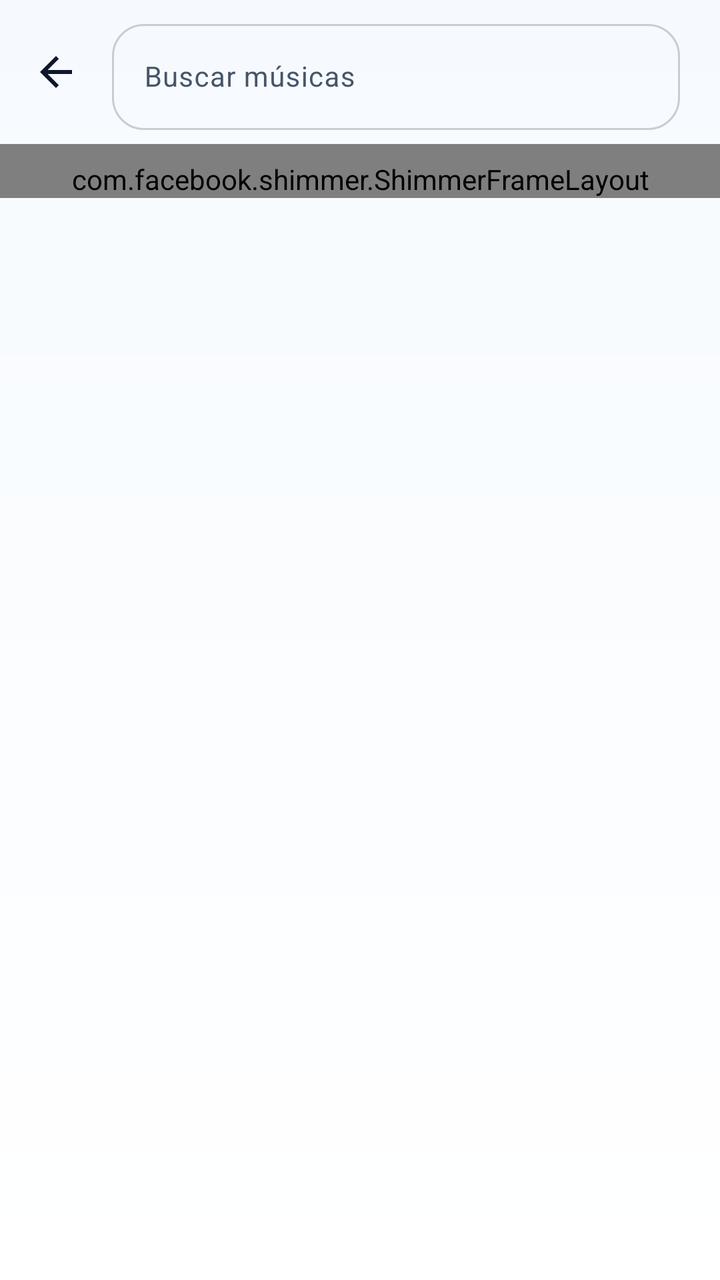
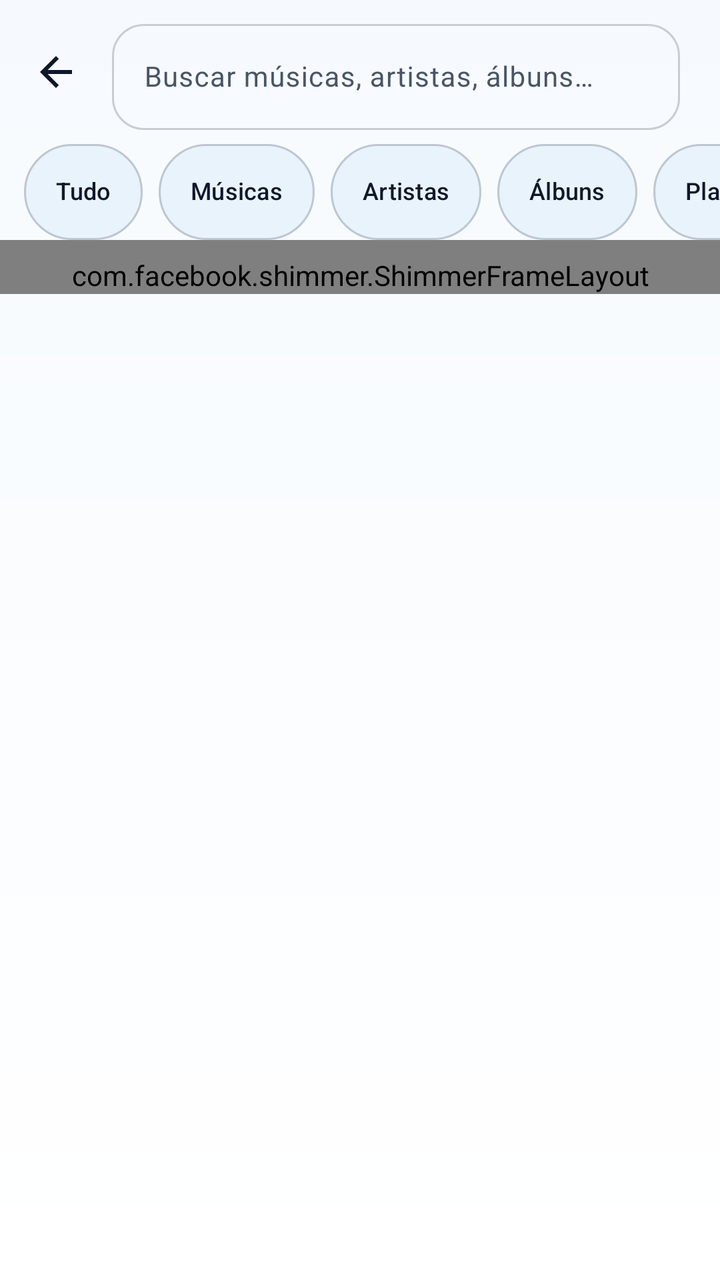

Compare the two renders of this Android layout. The source of the first and the diff that turns it into the second are given below.
<!-- AndroidManifest.xml: application theme Theme.MystMusic -->
<!-- res/layout/fragment_search.xml -->
<?xml version="1.0" encoding="utf-8"?>
<androidx.constraintlayout.widget.ConstraintLayout xmlns:android="http://schemas.android.com/apk/res/android"
    xmlns:app="http://schemas.android.com/apk/res-auto"
    android:id="@+id/searchRoot"
    android:layout_width="match_parent"
    android:layout_height="match_parent">

    <LinearLayout
        android:id="@+id/searchBar"
        android:layout_width="0dp"
        android:layout_height="72dp"
        android:gravity="center_vertical"
        android:orientation="horizontal"
        android:paddingStart="@dimen/space_xs"
        android:paddingEnd="@dimen/screen_margin"
        app:layout_constraintEnd_toEndOf="parent"
        app:layout_constraintStart_toStartOf="parent"
        app:layout_constraintTop_toTopOf="parent">

        <ImageButton
            android:id="@+id/searchBack"
            android:layout_width="@dimen/touch_target"
            android:layout_height="@dimen/touch_target"
            android:background="?attr/selectableItemBackgroundBorderless"
            android:contentDescription="@string/auth_back"
            android:src="@drawable/ic_back"
            app:tint="?attr/mystOnSurface" />

        <com.google.android.material.textfield.TextInputLayout
            android:id="@+id/searchLayout"
            style="@style/Widget.MystMusic.TextInput"
            android:layout_width="0dp"
            android:layout_height="wrap_content"
            android:layout_marginStart="@dimen/space_xs"
            android:layout_weight="1"
            android:hint="@string/search_hint"
            app:endIconMode="clear_text">

            <com.google.android.material.textfield.TextInputEditText
                android:id="@+id/searchInput"
                android:layout_width="match_parent"
                android:layout_height="wrap_content"
                android:imeOptions="actionSearch"
                android:inputType="text"
                android:maxLines="1"
                android:textColor="?attr/mystOnSurface"
                android:textSize="@dimen/text_body" />
        </com.google.android.material.textfield.TextInputLayout>
    </LinearLayout>

    <FrameLayout
        android:layout_width="0dp"
        android:layout_height="0dp"
        app:layout_constraintBottom_toBottomOf="parent"
        app:layout_constraintEnd_toEndOf="parent"
        app:layout_constraintStart_toStartOf="parent"
        app:layout_constraintTop_toBottomOf="@id/searchBar">

        <androidx.recyclerview.widget.RecyclerView
            android:id="@+id/searchList"
            android:layout_width="match_parent"
            android:layout_height="match_parent"
            android:clipToPadding="false"
            android:overScrollMode="never"
            android:paddingStart="@dimen/space_s"
            android:paddingEnd="@dimen/space_s"
            android:paddingBottom="@dimen/content_bottom_padding_playing" />

        <com.facebook.shimmer.ShimmerFrameLayout
            android:id="@+id/searchShimmer"
            android:layout_width="match_parent"
            android:layout_height="wrap_content"
            android:paddingTop="@dimen/space_s"
            app:shimmer_auto_start="true"
            app:shimmer_base_color="?attr/mystSurfaceAlt"
            app:shimmer_highlight_color="?attr/mystSurface">

            <LinearLayout
                android:layout_width="match_parent"
                android:layout_height="wrap_content"
                android:orientation="vertical">

                <include layout="@layout/item_track_row_skeleton" />

                <include layout="@layout/item_track_row_skeleton" />

                <include layout="@layout/item_track_row_skeleton" />

                <include layout="@layout/item_track_row_skeleton" />

                <include layout="@layout/item_track_row_skeleton" />

                <include layout="@layout/item_track_row_skeleton" />
            </LinearLayout>
        </com.facebook.shimmer.ShimmerFrameLayout>

        <include
            android:id="@+id/searchState"
            layout="@layout/view_state"
            android:layout_width="match_parent"
            android:layout_height="wrap_content"
            android:layout_gravity="center" />
    </FrameLayout>
</androidx.constraintlayout.widget.ConstraintLayout>
<!-- res/layout/item_track_row_skeleton.xml (included above) -->
<?xml version="1.0" encoding="utf-8"?>
<LinearLayout xmlns:android="http://schemas.android.com/apk/res/android"
    android:layout_width="match_parent"
    android:layout_height="72dp"
    android:gravity="center_vertical"
    android:orientation="horizontal"
    android:paddingStart="@dimen/space_m"
    android:paddingEnd="@dimen/screen_margin">

    <View
        android:layout_width="@dimen/track_thumb"
        android:layout_height="@dimen/track_thumb"
        android:background="@drawable/bg_skeleton" />

    <LinearLayout
        android:layout_width="0dp"
        android:layout_height="wrap_content"
        android:layout_marginStart="@dimen/space_m"
        android:layout_weight="1"
        android:orientation="vertical">

        <View
            android:layout_width="180dp"
            android:layout_height="14dp"
            android:background="@drawable/bg_skeleton" />

        <View
            android:layout_width="110dp"
            android:layout_height="10dp"
            android:layout_marginTop="@dimen/space_s"
            android:background="@drawable/bg_skeleton" />
    </LinearLayout>
</LinearLayout>
<!-- res/layout/view_state.xml (included above) -->
<?xml version="1.0" encoding="utf-8"?>
<LinearLayout xmlns:android="http://schemas.android.com/apk/res/android"
    xmlns:app="http://schemas.android.com/apk/res-auto"
    android:id="@+id/stateRoot"
    android:layout_width="match_parent"
    android:layout_height="wrap_content"
    android:gravity="center"
    android:orientation="vertical"
    android:padding="@dimen/space_l"
    android:visibility="gone">

    <ImageView
        android:id="@+id/stateIcon"
        android:layout_width="48dp"
        android:layout_height="48dp"
        android:contentDescription="@null"
        android:src="@drawable/ic_cloud_off"
        app:tint="?attr/mystOnSurfaceDim" />

    <TextView
        android:id="@+id/stateTitle"
        android:layout_width="wrap_content"
        android:layout_height="wrap_content"
        android:layout_marginTop="@dimen/space_m"
        android:fontFamily="sans-serif-medium"
        android:text="@string/state_empty"
        android:textColor="?attr/mystOnSurface"
        android:textSize="@dimen/text_body" />

    <TextView
        android:id="@+id/stateSubtitle"
        android:layout_width="wrap_content"
        android:layout_height="wrap_content"
        android:layout_marginTop="@dimen/space_xs"
        android:gravity="center"
        android:textColor="?attr/mystOnSurfaceDim"
        android:textSize="@dimen/text_small"
        android:visibility="gone" />

    <com.google.android.material.button.MaterialButton
        android:id="@+id/stateRetry"
        style="@style/Widget.MystMusic.Button.Secondary"
        android:layout_width="wrap_content"
        android:layout_height="wrap_content"
        android:layout_marginTop="@dimen/space_m"
        android:text="@string/state_retry"
        android:visibility="gone" />
</LinearLayout>
<!-- resources referenced by this layout -->
<resources>
  <dimen name="content_bottom_padding_playing">168dp</dimen>
  <dimen name="screen_margin">20dp</dimen>
  <dimen name="space_l">24dp</dimen>
  <dimen name="space_m">16dp</dimen>
  <dimen name="space_s">8dp</dimen>
  <dimen name="space_xs">4dp</dimen>
  <dimen name="text_body">14sp</dimen>
  <dimen name="text_small">12sp</dimen>
  <dimen name="touch_target">48dp</dimen>
  <dimen name="track_thumb">56dp</dimen>
  <!-- drawable bg_skeleton (drawable) -->
  <?xml version="1.0" encoding="utf-8"?>
  <shape xmlns:android="http://schemas.android.com/apk/res/android" android:shape="rectangle">
      <solid android:color="?attr/mystSurfaceAlt" />
      <corners android:radius="16dp" />
  </shape>
  <string name="auth_back">Voltar</string>
  <string name="search_hint">Buscar músicas</string>
  <string name="state_empty">Nada por aqui ainda</string>
  <string name="state_retry">Tentar novamente</string>
  <dimen name="text_button">15sp</dimen>
  <dimen name="corner_medium">16dp</dimen>
  <color name="light_accent">#0EA5E9</color>
  <color name="on_accent">#04202E</color>
  <color name="sky_400">#38BDF8</color>
  <color name="light_accent_text">#0369A1</color>
  <color name="light_surface">#FFFFFF</color>
  <color name="light_text">#0F172A</color>
  <color name="light_surface_alt">#E8F3FC</color>
  <color name="light_text_dim">#475569</color>
  <color name="light_stroke_strong">#330F172A</color>
  <color name="light_error">#DC2626</color>
  <color name="white">#FFFFFF</color>
  <color name="accent_alpha_24">#3D38BDF8</color>
  <color name="light_bg">#F6FAFE</color>
  <color name="light_navbar">#EBFFFFFF</color>
  <color name="light_stroke">#1A0F172A</color>
  <color name="light_accent_dark">#0284C7</color>
  <color name="on_image">#FFFFFF</color>
  <color name="image_scrim">#80000000</color>
  <color name="light_player_scrim">#CCF6FAFE</color>
  <color name="light_success">#15803D</color>
  <color name="accent_alpha_16">#2938BDF8</color>
  <style name="ThemeOverlay.MystMusic.BottomSheet" parent="ThemeOverlay.Material3.BottomSheetDialog">
          <item name="bottomSheetStyle">@style/Widget.MystMusic.BottomSheet</item>
          <item name="android:windowBackground">@color/transparent</item>
      </style>
  <color name="transparent">#00000000</color>
  <style name="Animation.MystMusic.Dialog" parent="@android:style/Animation.Dialog">
          <item name="android:windowEnterAnimation">@anim/dialog_in</item>
          <item name="android:windowExitAnimation">@anim/screen_fade_out</item>
      </style>
  <style name="Widget.MystMusic.BottomSheet" parent="Widget.Material3.BottomSheet.Modal">
          <item name="backgroundTint">?attr/mystSurfaceAlt</item>
          <item name="shapeAppearanceOverlay">@style/ShapeAppearance.MystMusic.BottomSheet</item>
      </style>
  <!-- unchanged entries left out for length: 10 -->
</resources>

<!-- the commit's change to res/layout/fragment_search.xml (unified diff, before → after) -->
@@ -48,13 +48,78 @@
         </com.google.android.material.textfield.TextInputLayout>
     </LinearLayout>
 
+    <HorizontalScrollView
+        android:id="@+id/searchChipsScroll"
+        android:layout_width="0dp"
+        android:layout_height="wrap_content"
+        android:clipToPadding="false"
+        android:overScrollMode="never"
+        android:paddingStart="@dimen/screen_margin_small"
+        android:paddingEnd="@dimen/screen_margin_small"
+        android:scrollbars="none"
+        app:layout_constraintEnd_toEndOf="parent"
+        app:layout_constraintStart_toStartOf="parent"
+        app:layout_constraintTop_toBottomOf="@id/searchBar">
+
+        <com.google.android.material.chip.ChipGroup
+            android:id="@+id/searchChips"
+            android:layout_width="wrap_content"
+            android:layout_height="wrap_content"
+            app:chipSpacingHorizontal="@dimen/space_s"
+            app:selectionRequired="true"
+            app:singleLine="true"
+            app:singleSelection="true">
+
+            <com.google.android.material.chip.Chip
+                android:id="@+id/searchChipAll"
+                style="@style/Widget.MystMusic.Chip"
+                android:layout_width="wrap_content"
+                android:layout_height="wrap_content"
+                android:checkable="true"
+                android:checked="true"
+                android:text="@string/search_filter_all" />
+
+            <com.google.android.material.chip.Chip
+                android:id="@+id/searchChipSongs"
+                style="@style/Widget.MystMusic.Chip"
+                android:layout_width="wrap_content"
+                android:layout_height="wrap_content"
+                android:checkable="true"
+                android:text="@string/search_filter_songs" />
+
+            <com.google.android.material.chip.Chip
+                android:id="@+id/searchChipArtists"
+                style="@style/Widget.MystMusic.Chip"
+                android:layout_width="wrap_content"
+                android:layout_height="wrap_content"
+                android:checkable="true"
+                android:text="@string/search_filter_artists" />
+
+            <com.google.android.material.chip.Chip
+                android:id="@+id/searchChipAlbums"
+                style="@style/Widget.MystMusic.Chip"
+                android:layout_width="wrap_content"
+                android:layout_height="wrap_content"
+                android:checkable="true"
+                android:text="@string/search_filter_albums" />
+
+            <com.google.android.material.chip.Chip
+                android:id="@+id/searchChipPlaylists"
+                style="@style/Widget.MystMusic.Chip"
+                android:layout_width="wrap_content"
+                android:layout_height="wrap_content"
+                android:checkable="true"
+                android:text="@string/search_filter_playlists" />
+        </com.google.android.material.chip.ChipGroup>
+    </HorizontalScrollView>
+
     <FrameLayout
         android:layout_width="0dp"
         android:layout_height="0dp"
         app:layout_constraintBottom_toBottomOf="parent"
         app:layout_constraintEnd_toEndOf="parent"
         app:layout_constraintStart_toStartOf="parent"
-        app:layout_constraintTop_toBottomOf="@id/searchBar">
+        app:layout_constraintTop_toBottomOf="@id/searchChipsScroll">
 
         <androidx.recyclerview.widget.RecyclerView
             android:id="@+id/searchList"
<!-- resource entries referenced after the edit -->
@@ -2,6 +2,7 @@
 <resources>
   <dimen name="content_bottom_padding_playing">168dp</dimen>
   <dimen name="screen_margin">20dp</dimen>
+  <dimen name="screen_margin_small">12dp</dimen>
   <dimen name="space_l">24dp</dimen>
   <dimen name="space_m">16dp</dimen>
   <dimen name="space_s">8dp</dimen>
@@ -17,10 +18,28 @@
       <corners android:radius="16dp" />
   </shape>
   <string name="auth_back">Voltar</string>
-  <string name="search_hint">Buscar músicas</string>
+  <string name="search_filter_albums">Álbuns</string>
+  <string name="search_filter_all">Tudo</string>
+  <string name="search_filter_artists">Artistas</string>
+  <string name="search_filter_playlists">Playlists</string>
+  <string name="search_filter_songs">Músicas</string>
+  <string name="search_hint">Buscar músicas, artistas, álbuns…</string>
   <string name="state_empty">Nada por aqui ainda</string>
   <string name="state_retry">Tentar novamente</string>
+  <style name="Widget.MystMusic.Chip" parent="Widget.Material3.Chip.Filter">
+          <item name="android:textColor">?attr/mystOnSurface</item>
+          <item name="chipBackgroundColor">?attr/mystSurfaceAlt</item>
+          <item name="chipStrokeColor">?attr/mystStrokeStrong</item>
+          <item name="chipStrokeWidth">1dp</item>
+          <item name="checkedIconVisible">false</item>
+          <item name="android:fontFamily">sans-serif-medium</item>
+          <item name="android:textSize">@dimen/text_small</item>
+          <item name="ensureMinTouchTargetSize">true</item>
+          <item name="chipMinHeight">@dimen/touch_target</item>
+          <item name="chipCornerRadius">@dimen/corner_pill</item>
+      </style>
   <dimen name="text_button">15sp</dimen>
+  <dimen name="corner_pill">28dp</dimen>
   <dimen name="corner_medium">16dp</dimen>
   <color name="light_accent">#0EA5E9</color>
   <color name="on_accent">#04202E</color>
